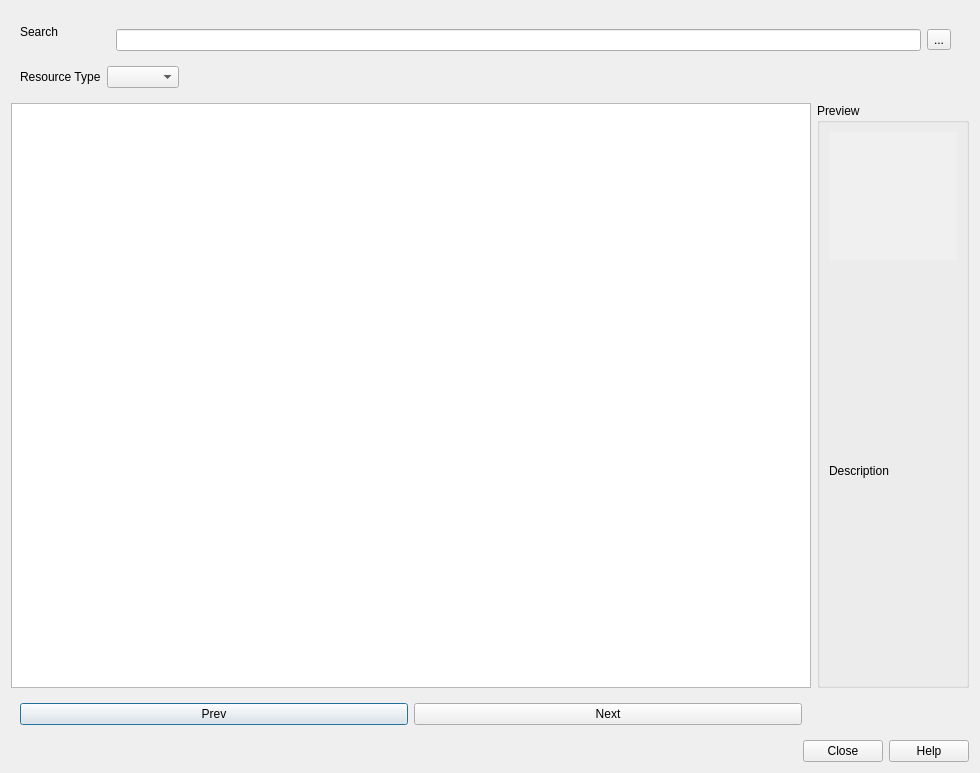
First picture: the form in qgis_hub_plugin/gui/resource_browser.ui, repository qgis/QGIS-Hub-Plugin, before the edit.
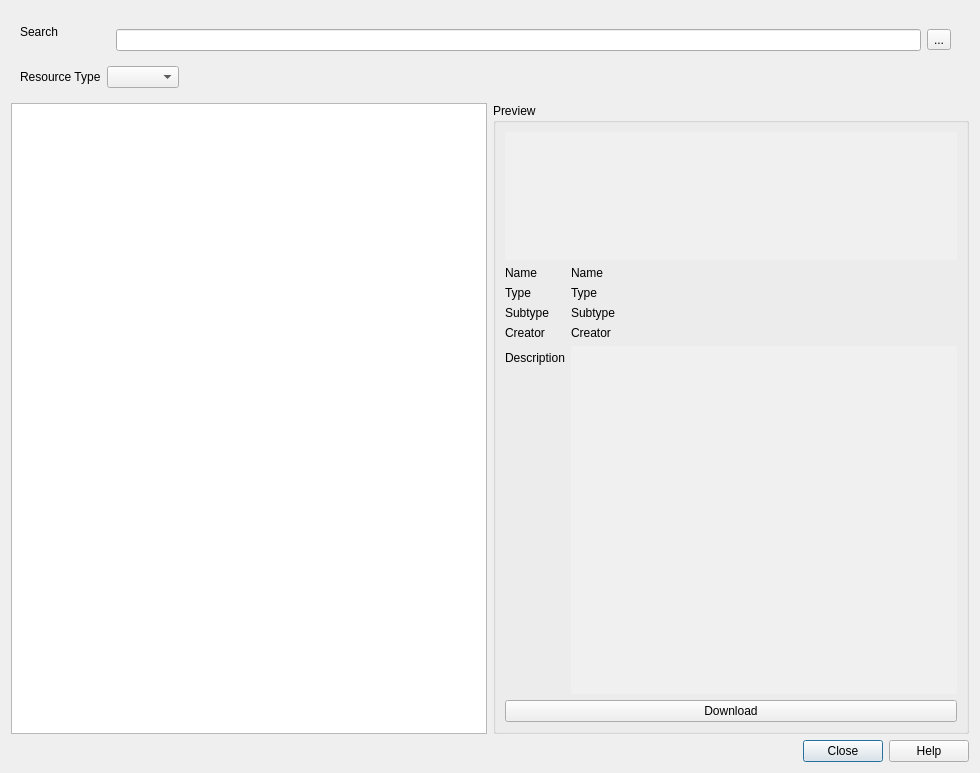
Second picture: the form after the edit.

Commit message: Add basic description.

The edit to the form file:
```diff
--- a/qgis_hub_plugin/gui/resource_browser.ui
+++ b/qgis_hub_plugin/gui/resource_browser.ui
@@ -39,32 +39,6 @@
      </property>
     </widget>
    </item>
-   <item row="2" column="0">
-    <widget class="QWidget" name="widget_2" native="true">
-     <property name="sizePolicy">
-      <sizepolicy hsizetype="Preferred" vsizetype="Maximum">
-       <horstretch>0</horstretch>
-       <verstretch>0</verstretch>
-      </sizepolicy>
-     </property>
-     <layout class="QHBoxLayout" name="horizontalLayout_2">
-      <item>
-       <widget class="QPushButton" name="pushButtonPrevious">
-        <property name="text">
-         <string>Prev</string>
-        </property>
-       </widget>
-      </item>
-      <item>
-       <widget class="QPushButton" name="pushButtonNext">
-        <property name="text">
-         <string>Next</string>
-        </property>
-       </widget>
-      </item>
-     </layout>
-    </widget>
-   </item>
    <item row="0" column="0" colspan="2">
     <widget class="QWidget" name="widget_3" native="true">
      <property name="sizePolicy">
@@ -120,23 +94,95 @@
      </layout>
     </widget>
    </item>
+   <item row="2" column="0" colspan="2">
+    <widget class="QDialogButtonBox" name="buttonBox">
+     <property name="orientation">
+      <enum>Qt::Horizontal</enum>
+     </property>
+     <property name="standardButtons">
+      <set>QDialogButtonBox::Close|QDialogButtonBox::Help</set>
+     </property>
+    </widget>
+   </item>
    <item row="1" column="1">
     <widget class="QGroupBox" name="groupBox_4">
+     <property name="minimumSize">
+      <size>
+       <width>300</width>
+       <height>0</height>
+      </size>
+     </property>
      <property name="title">
       <string>Preview</string>
      </property>
-     <layout class="QGridLayout" name="gridLayout_2">
+     <layout class="QFormLayout" name="formLayout_2">
+      <item row="1" column="0">
+       <widget class="QLabel" name="label">
+        <property name="text">
+         <string>Name</string>
+        </property>
+       </widget>
+      </item>
       <item row="1" column="1">
-       <widget class="QLabel" name="labelDescription">
+       <widget class="QLabel" name="labelName">
         <property name="text">
-         <string>Description</string>
+         <string>Name</string>
         </property>
        </widget>
       </item>
-      <item row="0" column="1">
+      <item row="2" column="0">
+       <widget class="QLabel" name="label_4">
+        <property name="text">
+         <string>Type</string>
+        </property>
+       </widget>
+      </item>
+      <item row="2" column="1">
+       <widget class="QLabel" name="labelType">
+        <property name="text">
+         <string>Type</string>
+        </property>
+       </widget>
+      </item>
+      <item row="3" column="0">
+       <widget class="QLabel" name="label_5">
+        <property name="text">
+         <string>Subtype</string>
+        </property>
+       </widget>
+      </item>
+      <item row="3" column="1">
+       <widget class="QLabel" name="labelSubtype">
+        <property name="text">
+         <string>Subtype</string>
+        </property>
+       </widget>
+      </item>
+      <item row="4" column="0">
+       <widget class="QLabel" name="label_2">
+        <property name="text">
+         <string>Creator</string>
+        </property>
+       </widget>
+      </item>
+      <item row="4" column="1">
+       <widget class="QLabel" name="labelCreator">
+        <property name="text">
+         <string>Creator</string>
+        </property>
+       </widget>
+      </item>
+      <item row="7" column="0" colspan="2">
+       <widget class="QPushButton" name="pushButton">
+        <property name="text">
+         <string>Download</string>
+        </property>
+       </widget>
+      </item>
+      <item row="0" column="0" colspan="2">
        <widget class="QGraphicsView" name="graphicsViewPreview">
         <property name="sizePolicy">
-         <sizepolicy hsizetype="Fixed" vsizetype="Fixed">
+         <sizepolicy hsizetype="Preferred" vsizetype="Fixed">
           <horstretch>0</horstretch>
           <verstretch>0</verstretch>
          </sizepolicy>
@@ -173,19 +219,38 @@
         </property>
        </widget>
       </item>
+      <item row="5" column="0">
+       <widget class="QLabel" name="label_3">
+        <property name="text">
+         <string>Description</string>
+        </property>
+       </widget>
+      </item>
+      <item row="5" column="1">
+       <widget class="QTextBrowser" name="textBrowserDescription">
+        <property name="styleSheet">
+         <string notr="true">background-color: rgb(240, 240, 240);</string>
+        </property>
+        <property name="frameShape">
+         <enum>QFrame::NoFrame</enum>
+        </property>
+        <property name="frameShadow">
+         <enum>QFrame::Plain</enum>
+        </property>
+        <property name="verticalScrollBarPolicy">
+         <enum>Qt::ScrollBarAsNeeded</enum>
+        </property>
+        <property name="horizontalScrollBarPolicy">
+         <enum>Qt::ScrollBarAsNeeded</enum>
+        </property>
+        <property name="readOnly">
+         <bool>true</bool>
+        </property>
+       </widget>
+      </item>
      </layout>
     </widget>
    </item>
-   <item row="3" column="0" colspan="2">
-    <widget class="QDialogButtonBox" name="buttonBox">
-     <property name="orientation">
-      <enum>Qt::Horizontal</enum>
-     </property>
-     <property name="standardButtons">
-      <set>QDialogButtonBox::Close|QDialogButtonBox::Help</set>
-     </property>
-    </widget>
-   </item>
   </layout>
  </widget>
  <resources/>
```
The commit also changes 2 other files.
